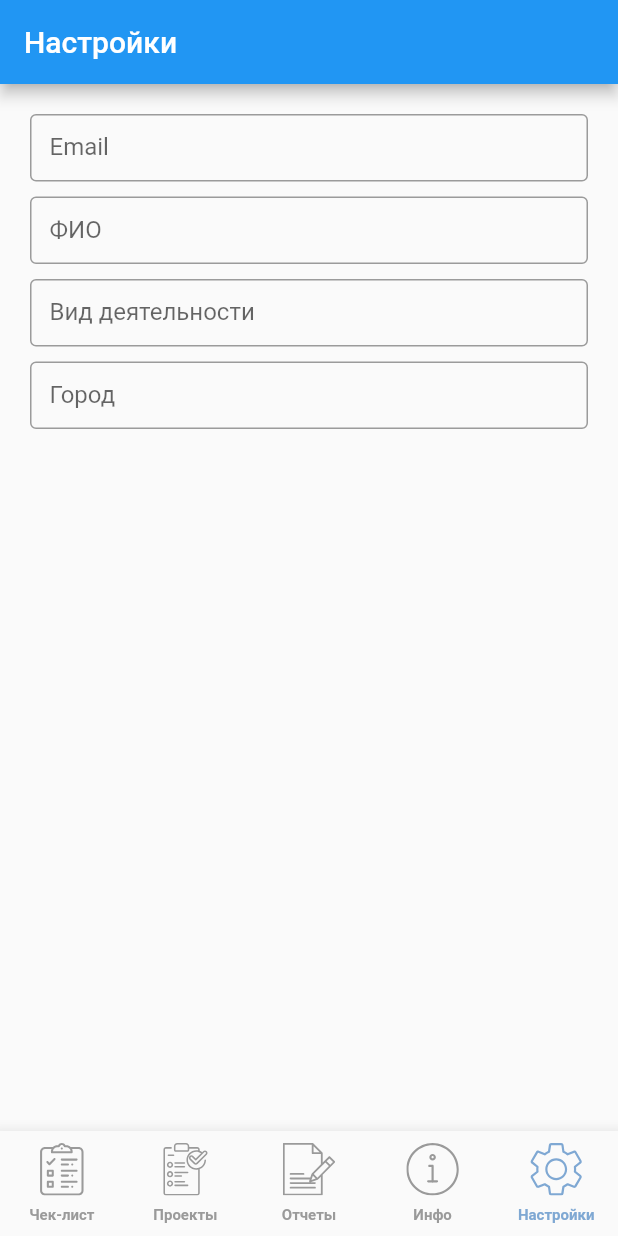
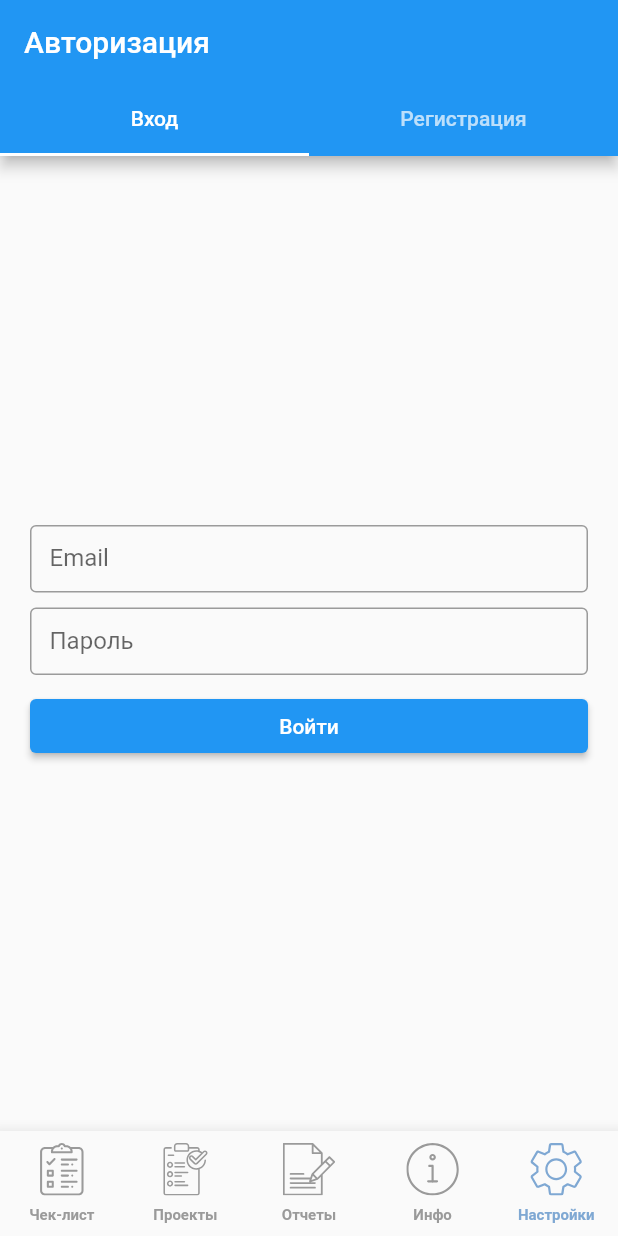
Before and after one commit to 3ten/eco_flutter, a Flutter app: the screen it shows after launch, item 5 of the bottom bar chosen, on a phone screen of 412 x 824 dp. Run offline on Flutter 3.47's test engine with Material 2 defaults, Android fonts, the phone set to English and light mode, and no system bars; our stand-ins replace expandable, flutter_svg; network calls fail.

Commit message:
add part auth flow

```diff
--- a/lib/providers/navigation_provider.dart
+++ b/lib/providers/navigation_provider.dart
@@ -34,6 +34,8 @@ class NavigationProvider extends ChangeNotifier {
       default:
         return MaterialPageRoute(builder: (_) => const Root());
     }
+
+
   }
 
   final Screen _notFoundScreen = Screen(
@@ -54,7 +56,7 @@ class NavigationProvider extends ChangeNotifier {
     scrollController: ScrollController(),
   );
 
-  final Map<int, Screen> _screens = {
+  Map<int, Screen> _screens = {
     FIRST_SCREEN: Screen(
       title: 'Чек-лист',
       icon: 'assets/icons/tab/checklist.svg',
--- /dev/null
+++ b/lib/screens/auth/login.dart
@@ -0,0 +1,38 @@
+import 'package:eco/providers/user_provider.dart';
+import 'package:eco/widgets/text_input.dart';
+import 'package:flutter/material.dart';
+import 'package:provider/provider.dart';
+
+class LoginScreen extends StatelessWidget {
+  const LoginScreen({Key? key}) : super(key: key);
+
+  @override
+  Widget build(BuildContext context) {
+    return Center(
+      child: Padding(
+        padding: const EdgeInsets.all(20),
+        child: Column(
+          mainAxisSize: MainAxisSize.min,
+          crossAxisAlignment: CrossAxisAlignment.stretch,
+          children: [
+            const TextInput(
+              label: 'Email',
+            ),
+            const SizedBox(
+              height: 10,
+            ),
+            const TextInput(label: 'Пароль'),
+            const SizedBox(
+              height: 10,
+            ),
+            ElevatedButton(
+                onPressed: () {
+                  context.read<UserProvider>().login();
+                },
+                child: const Text('Войти'))
+          ],
+        ),
+      ),
+    );
+  }
+}
--- /dev/null
+++ b/lib/screens/auth/register.dart
@@ -0,0 +1,63 @@
+import 'package:eco/screens/auth/login.dart';
+import 'package:eco/widgets/city_picker.dart';
+import 'package:eco/widgets/text_input.dart';
+import 'package:flutter/material.dart';
+
+class RegisterScreen extends StatelessWidget {
+  const RegisterScreen({Key? key}) : super(key: key);
+
+  @override
+  Widget build(BuildContext context) {
+    return DefaultTabController(
+      length: 2,
+      child: Scaffold(
+        appBar: AppBar(
+          title: const Text('Авторизация'),
+          bottom: const TabBar(
+            tabs: [
+              Tab(child: Text('Вход')),
+              Tab(icon: Text('Регистрация')),
+            ],
+          ),
+        ),
+        body: TabBarView(
+          children: [
+            const LoginScreen(),
+            Padding(
+              padding: const EdgeInsets.all(20),
+              child: Column(
+                mainAxisSize: MainAxisSize.min,
+                crossAxisAlignment: CrossAxisAlignment.stretch,
+                children: [
+                  const TextInput(
+                    label: 'Email',
+                  ),
+
+                  const SizedBox(
+                    height: 10,
+                  ),
+                  const TextInput(label: 'Вид деятельности'),
+                  const SizedBox(
+                    height: 10,
+                  ),
+                  CityPicker(setCity: (_){}),
+                  const SizedBox(
+                    height: 10,
+                  ),
+                  const TextInput(label: 'Пароль'),
+                  const SizedBox(
+                    height: 10,
+                  ),
+                  const TextInput(label: 'Повторите пароль'),
+                Expanded(child: Container()),
+                  ElevatedButton(
+                      onPressed: () {}, child: const Text('Зарегистрироваться'))
+                ],
+              ),
+            ),
+          ],
+        ),
+      ),
+    );
+  }
+}
--- a/lib/screens/setting/setting_screen.dart
+++ b/lib/screens/setting/setting_screen.dart
@@ -1,4 +1,5 @@
 import 'package:eco/providers/user_provider.dart';
+import 'package:eco/screens/auth/register.dart';
 import 'package:eco/widgets/city_picker.dart';
 import 'package:eco/widgets/text_input.dart';
 import 'package:flutter/material.dart';
@@ -19,6 +20,7 @@ class _SettingScreenState extends State<SettingScreen> {
 
   @override
   Widget build(BuildContext context) {
+    var userProvider = context.watch<UserProvider>();
     FocusScopeNode currentFocus = FocusScope.of(context);
     String city = '';
     // final user = context.watch<UserProvider>();
@@ -28,11 +30,14 @@ class _SettingScreenState extends State<SettingScreen> {
           currentFocus.focusedChild?.unfocus();
         }
       },
-      child: Scaffold(
+      child: !userProvider.isAuth
+          ? const RegisterScreen()
+          : Scaffold(
               appBar: AppBar(title: const Text('Настройки')),
               body: Padding(
                 padding: const EdgeInsets.all(20),
                 child: Column(
+                  crossAxisAlignment: CrossAxisAlignment.stretch,
                   children: [
                     TextInput(
                       label: 'Email',
@@ -59,10 +64,16 @@ class _SettingScreenState extends State<SettingScreen> {
                       controller: cityController,
                       setCity: (String value) {
                         setState(() {
-                    cityController.text=value;
+                          cityController.text = value;
                         });
                       },
-              )
+                    ),
+                    Expanded(child: Container()),
+                    ElevatedButton(
+                        onPressed: () {}, child: const Text('Сохранить')),
+                    ElevatedButton(onPressed: () {
+                      userProvider.logout();
+                    }, child: const Text('Выйти'))
                   ],
                 ),
               ),
```
Also changed, not shown: lib/providers/user_provider.dart (+21 -3 lines), lib/widgets/checklist_collapsed.dart (added, +89 -0 lines), lib/models/checklist_box_model.g.dart (added), lib/models/checklist_model.g.dart (added), lib/models/city_model.g.dart (added), lib/models/super_model.g.dart (added), 7 other files. Lines whose indentation alone changed are shown as unchanged.
